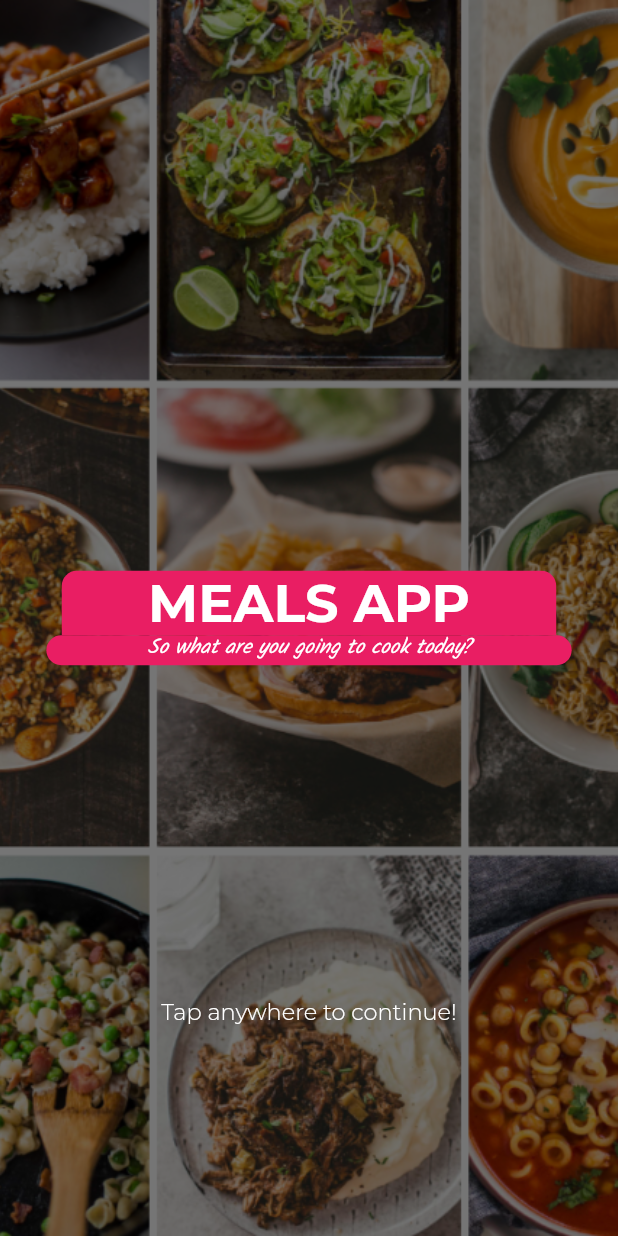
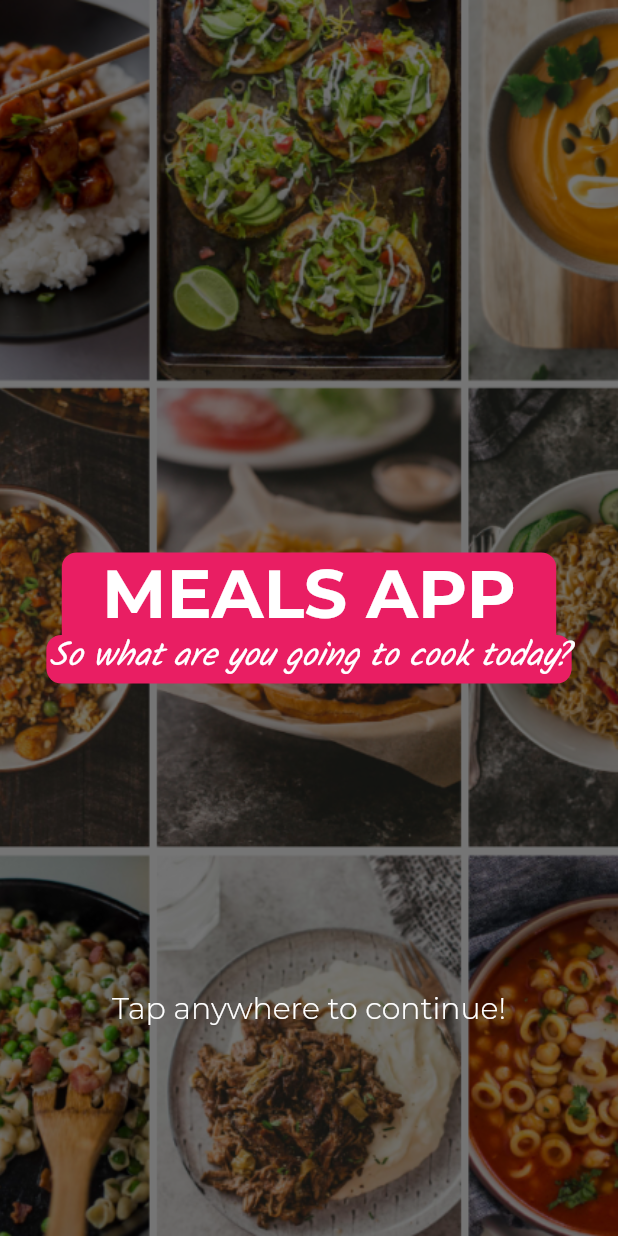
Before and after one commit to Krish054/Meals_App, a Flutter app: the screen it shows after launch, on a phone screen of 412 x 824 dp. Run offline on Flutter 3.47's test engine with Material 2 defaults, Android fonts, the phone set to English and light mode, and no system bars.

Commit message:
My Second Commit

```diff
--- a/lib/screens/start_screen.dart
+++ b/lib/screens/start_screen.dart
@@ -41,13 +41,16 @@ class StartScreen extends StatelessWidget {
                     ),
                     alignment: Alignment.center,
                     width: MediaQuery.of(context).size.width * 0.8,
-                    child: const Text(
+                    child: const FittedBox(
+                      fit: BoxFit.fitWidth,
+                      child: Text(
                         'MEALS APP',
                         style: TextStyle(
                             color: Colors.white,
-                          fontSize: 35,
+                            fontSize: 45,
                             fontWeight: FontWeight.bold,
                             fontFamily: 'Montserrat'),
+                      ),
                     ),
                   ),
                   Container(
@@ -58,13 +61,16 @@ class StartScreen extends StatelessWidget {
                     alignment: Alignment.center,
                     padding: const EdgeInsets.symmetric(horizontal: 2),
                     width: MediaQuery.of(context).size.width * 0.85,
-                    child: const Text(
+                    child: const FittedBox(
+                      fit: BoxFit.fitWidth,
+                      child: Text(
                         'So what are you going to cook today?',
                         style: TextStyle(
                           color: Colors.white,
                           fontFamily: 'Solitreo',
-                        fontSize: 14,
+                          fontSize: 34,
                           fontStyle: FontStyle.italic,
+                        ),
                       ),
                     ),
                   ),
@@ -73,12 +79,15 @@ class StartScreen extends StatelessWidget {
             ),
             const Align(
               alignment: Alignment(0, 0.65),
+              child: FittedBox(
+                fit: BoxFit.fitHeight,
                 child: Text(
                   'Tap anywhere to continue!',
                   style: TextStyle(
                     color: Colors.white,
                     fontFamily: 'Montserrat',
-                  fontSize: 15,
+                    fontSize: 20,
+                  ),
                 ),
               ),
             ),
```
Also changed, not shown: pubspec.lock. Lines whose indentation alone changed are shown as unchanged.
